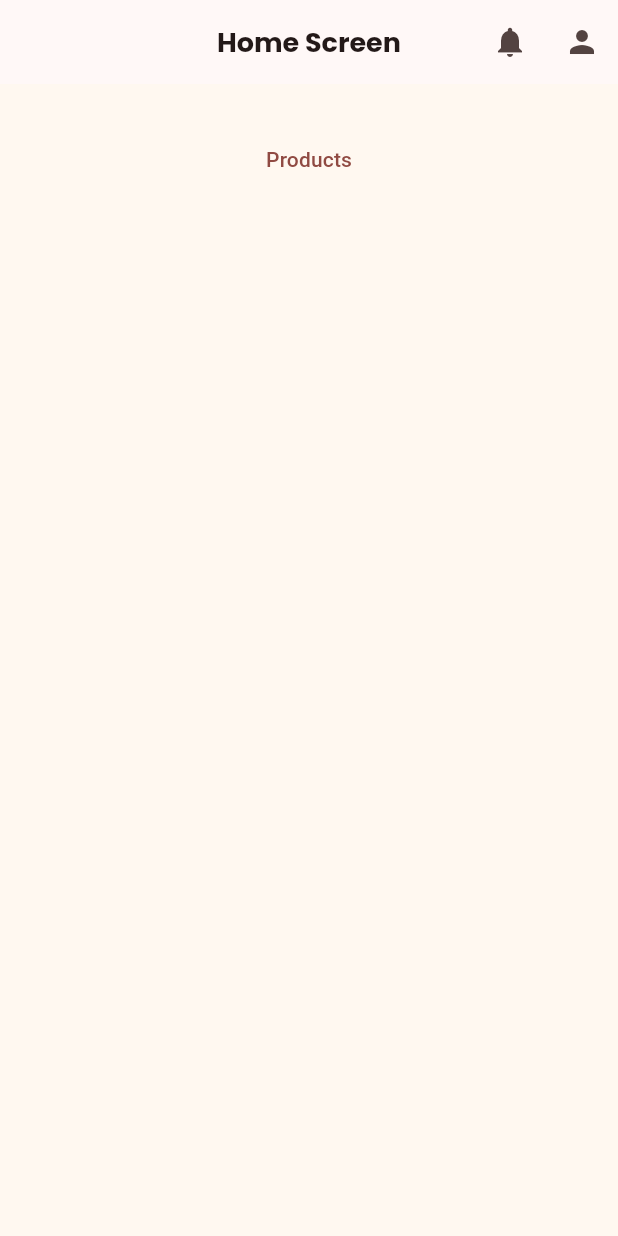
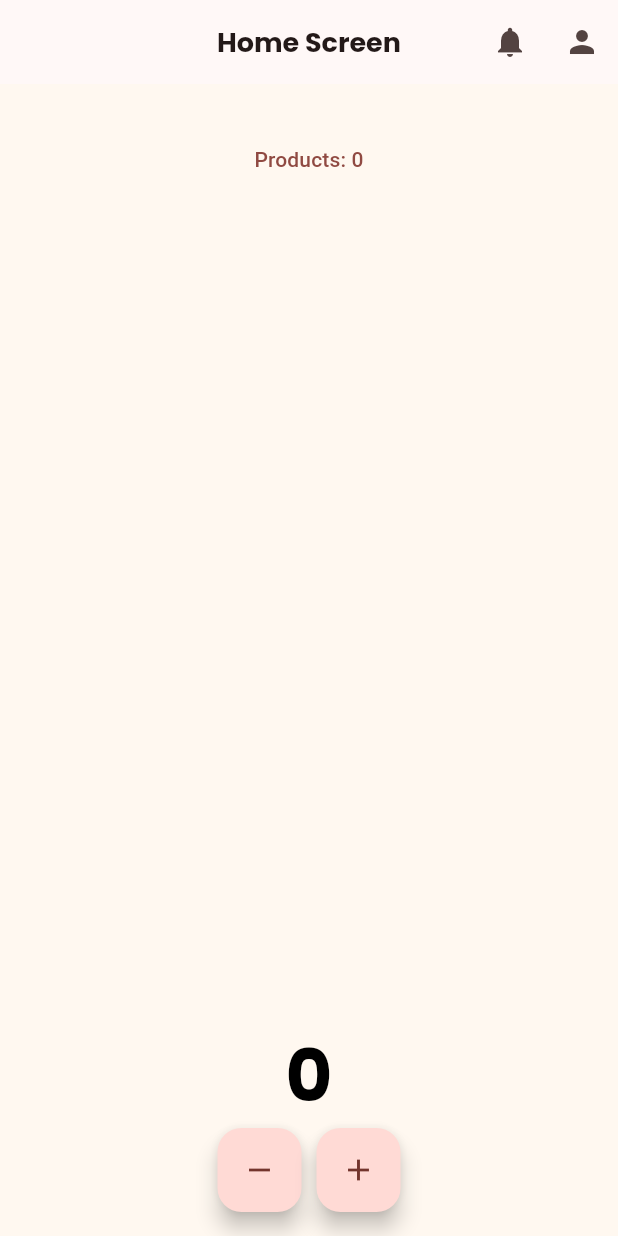
Before and after one commit to irfanekon04/viral_bites, a Flutter app: the HomeScreen screen opened directly, on a phone screen of 412 x 824 dp. Run offline on Flutter 3.47's test engine with Material 3 defaults, Android fonts, the phone set to English and light mode, and no system bars; our stand-ins replace firebase_core, firebase_messaging, flutter_easyloading, flutter_spinkit, gap, get and 3 more; accounts and stored records are empty; network calls fail.

Commit message:
fixed loading status and added counter on homescreen

```diff
--- /dev/null
+++ b/lib/core/app_secrets/api_keys.dart
@@ -0,0 +1,3 @@
+class ApiKeys {
+  static const String firebaseApiKey = 'AIzaSyB2O2mTVPcZsZiD3dZFsIyf2d_m-Irw3Pg';
+}
--- a/lib/feature/auth/controller/forget_pass_controller.dart
+++ b/lib/feature/auth/controller/forget_pass_controller.dart
@@ -9,12 +9,14 @@ import '../../../core/utils/constants/app_urls.dart';
 class ForgetPassController extends GetxController {
   final forgotPassFormKey = GlobalKey<FormState>();
   TextEditingController emailController = TextEditingController();
+  final RxBool isLoading = false.obs;
 
   void sendOtp() async {
     if (forgotPassFormKey.currentState!.validate()) {
       final email = emailController.text.trim();
 
       try {
+        isLoading.value = true;
         final response = await ApiService().postRequest(AppUrls.forgotPass, {
           'email': email,
         });
@@ -33,6 +35,9 @@ class ForgetPassController extends GetxController {
       } catch (e) {
         Get.snackbar('Error', 'An error occurred!');
       }
+      finally{
+        isLoading.value = false;
+      }
     }
   }
 }
--- a/lib/feature/auth/controller/new_pass_controller.dart
+++ b/lib/feature/auth/controller/new_pass_controller.dart
@@ -18,7 +18,7 @@ class NewPassController extends GetxController {
   TextEditingController confirmPassController = TextEditingController();
   RxBool isPassVisible = false.obs;
   RxBool isConfirmPassVisible = false.obs;
-
+  RxBool isLoading = false.obs;
   final resetPassFormKey = GlobalKey<FormState>();
   void togglePasswordVisibility() {
     isPassVisible.value = !isPassVisible.value;
@@ -32,6 +32,7 @@ class NewPassController extends GetxController {
     final password = confirmPassController.text;
     final email = Get.arguments;
     try {
+      isLoading.value = true;
       final resetToken = StorageService().getData('resetToken');
       if (resetToken == null || resetToken.isEmpty) {
         if (kDebugMode) {
@@ -64,6 +65,9 @@ class NewPassController extends GetxController {
       if (kDebugMode) {
         print(e);
       }
+    }
+    finally{
+      isLoading.value = true;
     }
   }
 
--- a/lib/feature/auth/controller/pass_verify_controller.dart
+++ b/lib/feature/auth/controller/pass_verify_controller.dart
@@ -14,7 +14,7 @@ class PassVerifyController extends GetxController {
   final TextEditingController otpController = TextEditingController();
   late String mail = Get.arguments;
   static const int _initialSeconds = 60;
-
+  RxBool isLoading = false.obs;
   RxInt secondsLeft = _initialSeconds.obs;
   RxBool canResend = false.obs;
   Timer? _timer;
@@ -35,6 +35,7 @@ class PassVerifyController extends GetxController {
     final otp = otpController.text;
 
     try {
+      isLoading.value = true;
       final response = await ApiService().postRequest(AppUrls.forgotPassOtp, {
         'email': mail,
         'otp': otp,
@@ -56,7 +57,6 @@ class PassVerifyController extends GetxController {
         Get.to(() => NewPassScreen(), arguments: mail);
       } else {
         Get.snackbar('Error', 'Verification failed: Invalid OTP');
-        if (kDebugMode) {}
         if (kDebugMode) {
           print(otp);
         }
@@ -66,6 +66,8 @@ class PassVerifyController extends GetxController {
       if (kDebugMode) {
         print(e);
       }
+    } finally {
+      isLoading.value = false;
     }
   }
 
--- a/lib/feature/auth/controller/sign_in_controller.dart
+++ b/lib/feature/auth/controller/sign_in_controller.dart
@@ -14,6 +14,7 @@ class SignInController extends GetxController {
   TextEditingController passController = TextEditingController();
   final loginFormKey = GlobalKey<FormState>();
   RxBool isChecked = false.obs;
+  RxBool isLoading = false.obs;
   RxBool isPassVisible = false.obs;
 
   void togglePasswordVisibility() {
@@ -30,6 +31,7 @@ class SignInController extends GetxController {
       final password = passController.text;
 
       try {
+        isLoading.value = true;
         final response = await ApiService().postRequest(AppUrls.login, {
           'email': email,
           'password': password,
@@ -49,6 +51,9 @@ class SignInController extends GetxController {
       } catch (e) {
         Get.snackbar('Error', 'An error occurred!');
       }
+      finally{
+        isLoading.value = false;
+      }
     }
   }
 }
--- a/lib/feature/auth/controller/sign_up_controller.dart
+++ b/lib/feature/auth/controller/sign_up_controller.dart
@@ -13,6 +13,7 @@ class SignUpController extends GetxController {
   TextEditingController phoneController = TextEditingController();
   TextEditingController confirmPassController = TextEditingController();
   RxBool agreeTerms = false.obs;
+  RxBool isLoading = false.obs;
   RxBool isPassVisible = false.obs;
   RxBool isConfirmPassVisible = false.obs;
   void toogleCheckbox() {
@@ -40,6 +41,7 @@ class SignUpController extends GetxController {
       final termsNcond = agreeTerms.value;
 
       try {
+        isLoading.value = true;
         final response = await ApiService().postRequest(AppUrls.signup, {
           'fullName': fullName,
           'email': email,
@@ -65,6 +67,9 @@ class SignUpController extends GetxController {
           print(e);
         }
       }
+      finally{
+        isLoading.value = false;
+      }
     }
   }
 }
--- a/lib/feature/auth/screen/sign_in_screen.dart
+++ b/lib/feature/auth/screen/sign_in_screen.dart
@@ -1,4 +1,5 @@
 import 'package:flutter/material.dart';
+import 'package:flutter_spinkit/flutter_spinkit.dart';
 import 'package:gap/gap.dart';
 import 'package:get/get.dart';
 import 'package:google_fonts/google_fonts.dart';
@@ -162,12 +163,13 @@ class SignInScreen extends StatelessWidget {
                   ],
                 ),
                 Gap(32),
-                CustomButton(
+                Obx(()=> _controller.isLoading.value? SpinKitCircle(color: AppColors.primary,) : CustomButton(
                   text: 'Login',
                   onPressed: () {
                     _controller.login();
                   },
-                ),
+                ),),
+
                 Gap(46),
                 Row(
                   mainAxisAlignment: .center,
--- a/lib/feature/home/screen/home_screen.dart
+++ b/lib/feature/home/screen/home_screen.dart
@@ -1,7 +1,9 @@
 import 'package:flutter/material.dart';
+import 'package:flutter_spinkit/flutter_spinkit.dart';
 import 'package:gap/gap.dart';
 import 'package:get/get.dart';
 import 'package:google_fonts/google_fonts.dart';
+import 'package:viral_bites/core/utils/constants/app_colors.dart';
 import 'package:viral_bites/feature/home/controller/home_screen_controller.dart';
 import 'package:viral_bites/feature/home/screen/notifications_screen.dart';
 
@@ -37,13 +39,17 @@ class HomeScreen extends StatelessWidget {
         child: Column(
           children: [
             Gap(10),
-            TextButton(
+            Obx(
+              ()=> TextButton(
                 onPressed: controller.fetchProducts,
-              child: Text('Products'),
+                child: Text('Products: ${controller.products.length}'),
               ),
-            Obx(() {
-              return Expanded(
-                child: ListView.builder(
+            ),
+            Obx(
+              () => Expanded(
+                child: controller.isLoading.value
+                    ? SpinKitCircle(color: AppColors.primary)
+                    : ListView.builder(
                         itemCount: controller.products.length,
                         itemBuilder: (context, index) {
                           final product = controller.products[index];
@@ -60,10 +66,18 @@ class HomeScreen extends StatelessWidget {
                           );
                         },
                       ),
-              );
-            }),
+              ),
+            ),
+            Obx(()=> Text('${controller.counterVar.value}',style: GoogleFonts.poppins(color: AppColors.textPrimary, fontSize: 48,fontWeight: .bold))),
+            Row(mainAxisAlignment: .center,
+              children: [
+                FloatingActionButton(onPressed: (){controller.counterDecrement();}, child: Icon(Icons.remove),),Gap(10),
+                FloatingActionButton(onPressed: (){controller.counterIncrement();}, child: Icon(Icons.add),),
+              ],
+            )
           ],
         ),
+
       ),
     );
   }
--- a/lib/feature/home/screen/notifications_screen.dart
+++ b/lib/feature/home/screen/notifications_screen.dart
@@ -8,6 +8,7 @@ class NotificationsScreen extends StatelessWidget {
 
   @override
   Widget build(BuildContext context) {
+    // ignore: unused_local_variable
     final controller = Get.put(HomeScreenController());
     return Scaffold(
       appBar: AppBar(),
```
Also changed, not shown: lib/core/services/fcm_service.dart (+5 -2 lines), lib/feature/auth/controller/sign_up_verify_controller.dart (+9 -1 lines), lib/feature/auth/screen/forget_pass_screen.dart (+14 -15 lines), lib/feature/auth/screen/new_pass_screen.dart (+10 -5 lines), lib/feature/auth/screen/pass_verify_screen.dart (+10 -5 lines), lib/feature/auth/screen/sign_up_screen.dart (+13 -11 lines), lib/feature/auth/screen/sign_up_verify_screen.dart (+16 -15 lines), lib/feature/home/controller/home_screen_controller.dart (+31 -4 lines), lib/firebase_options.dart, 1 other file. Lines whose indentation alone changed are shown as unchanged.
